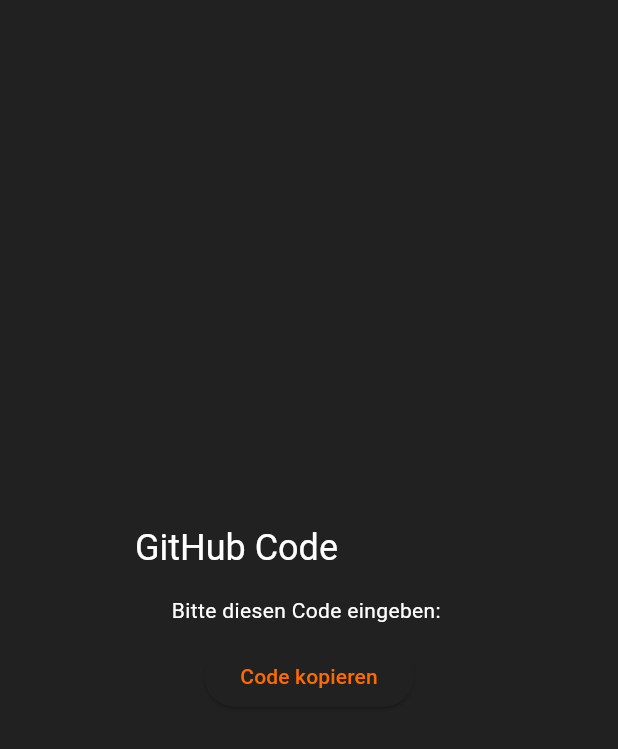
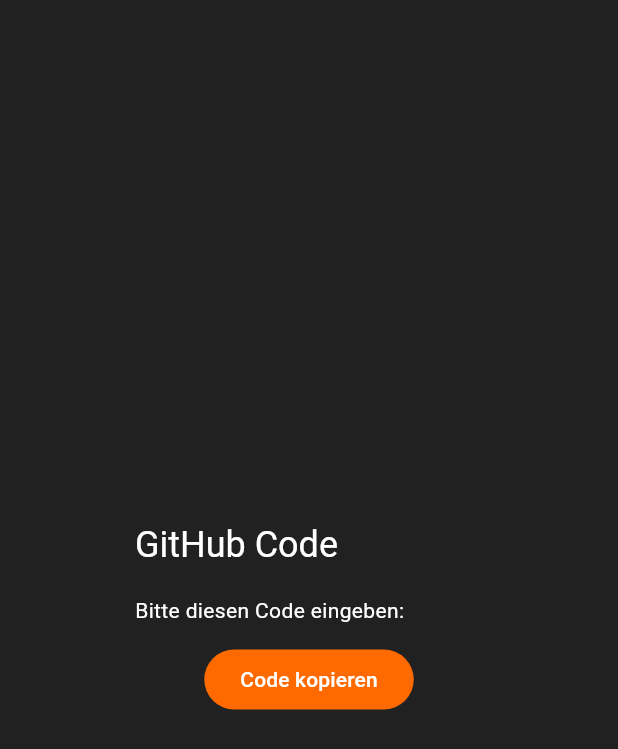
Before and after one commit to RubberDuckCrew/gitdone, a Flutter app: the GithubCodeDialog widget shown alone on an empty page, opened directly with empty values, on a phone screen of 412 x 824 dp. Shown: the top 749 px of the screen. Run offline on Flutter 3.47's test engine with Material 3 defaults, Android fonts, the phone set to English and light mode, and no system bars; our stand-ins replace flutter_secure_storage; accounts and stored records are empty.

Commit message:
:children_crossing: Refactor GitHub code dialog to use SelectableText and update login button to show loading indicator

```diff
--- a/lib/widgets/github_code_dialog.dart
+++ b/lib/widgets/github_code_dialog.dart
@@ -18,9 +18,12 @@ class _GithubCodeDialogState extends State<GithubCodeDialog> {
       content: Column(
         mainAxisSize: MainAxisSize.min,
         children: [
-          Text("Bitte diesen Code eingeben: ${widget.userCode}"),
+          Row(children: [
+            Text("Bitte diesen Code eingeben: "),
+            SelectableText("${widget.userCode}"),
+          ]),
           SizedBox(height: 10),
-          ElevatedButton(
+          FilledButton(
             onPressed: pressed,
             child: Text("Code kopieren"),
           ),
```
Also changed, not shown: lib/widgets/login.dart (+13 -0 lines).
